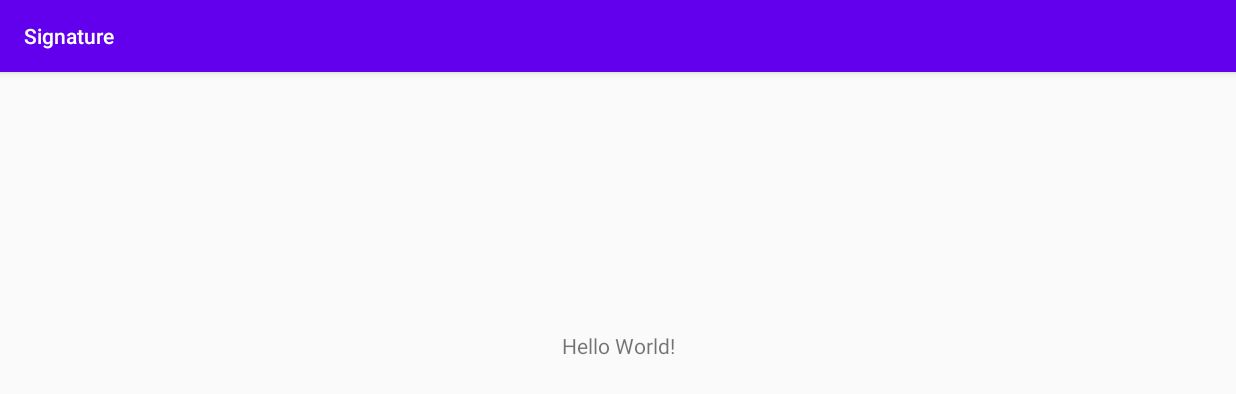
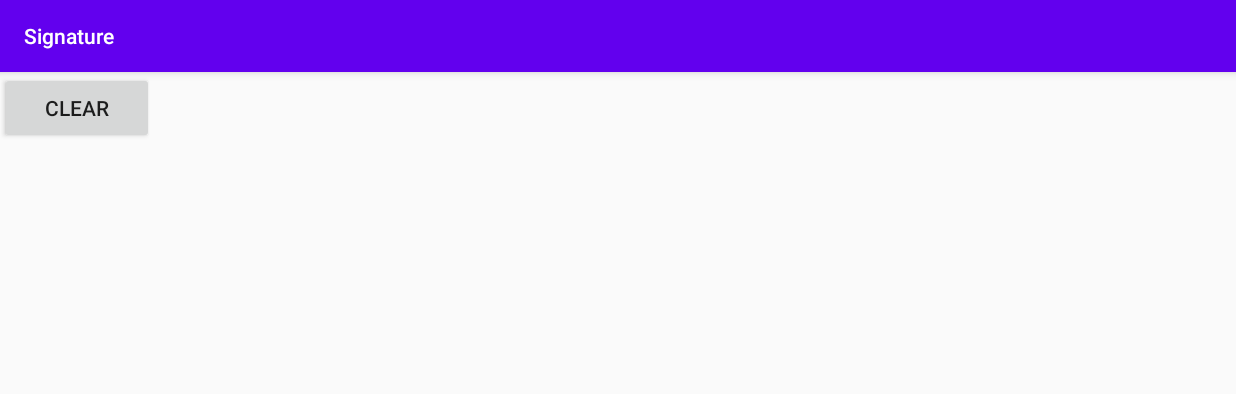
Before and after one commit to a2110560/Sign, an Android app: the screen it shows after launch (MainActivity), on a phone screen of 824 x 412 dp (held sideways). Shown: the top 394 px of the screen. Run offline under Robolectric (Android 15) with nearby library versions, the phone set to English and light mode, and no system bars.

Commit message:
only drawline

```diff
--- a/app/src/main/java/com/example/signature/MainActivity.java
+++ b/app/src/main/java/com/example/signature/MainActivity.java
@@ -3,6 +3,7 @@ package com.example.signature;
 import androidx.appcompat.app.AppCompatActivity;
 
 import android.os.Bundle;
+import android.view.View;
 
 public class MainActivity extends AppCompatActivity {
 
--- /dev/null
+++ b/app/src/main/java/com/example/signature/SignView.java
@@ -0,0 +1,44 @@
+package com.example.signature;
+
+import android.content.Context;
+import android.graphics.Canvas;
+import android.graphics.Color;
+import android.graphics.Paint;
+import android.util.AttributeSet;
+import android.view.MotionEvent;
+import android.view.View;
+
+import androidx.annotation.Nullable;
+
+import java.util.HashMap;
+import java.util.LinkedList;
+
+public class SignView extends View {
+    private LinkedList<HashMap<String,Float>> line =new LinkedList<>();
+    public SignView(Context context, @Nullable AttributeSet attrs) {
+        super(context, attrs);
+    }
+
+    @Override
+    protected void onDraw(Canvas canvas) {
+        super.onDraw(canvas);
+        Paint paint=new Paint();
+        paint.setColor(Color.RED);
+        paint.setStrokeWidth(20);
+        for (int i=1;i<line.size();i++){
+            HashMap<String,Float> p0=line.get(i-1);//起始點
+            HashMap<String,Float> p1=line.get(i);//結束點
+            canvas.drawLine(p0.get("x"),p0.get("y"),p1.get("x"),p1.get("y"),paint);
+        }
+    }
+
+    @Override
+    public boolean onTouchEvent(MotionEvent event) {
+        HashMap<String,Float> point=new HashMap<>();
+        point.put("x",event.getX());
+        point.put("y",event.getY());
+        line.add(point);
+        invalidate();//會去觸發ondraw
+        return true;//改true會持續偵測，最原始觸發點
+    }
+}
--- a/app/src/main/res/layout/activity_main.xml
+++ b/app/src/main/res/layout/activity_main.xml
@@ -1,18 +1,28 @@
 <?xml version="1.0" encoding="utf-8"?>
-<androidx.constraintlayout.widget.ConstraintLayout xmlns:android="http://schemas.android.com/apk/res/android"
+<LinearLayout xmlns:android="http://schemas.android.com/apk/res/android"
     xmlns:app="http://schemas.android.com/apk/res-auto"
     xmlns:tools="http://schemas.android.com/tools"
     android:layout_width="match_parent"
     android:layout_height="match_parent"
+    android:orientation="horizontal"
     tools:context=".MainActivity">
 
-    <TextView
-        android:layout_width="wrap_content"
-        android:layout_height="wrap_content"
-        android:text="Hello World!"
-        app:layout_constraintBottom_toBottomOf="parent"
-        app:layout_constraintLeft_toLeftOf="parent"
-        app:layout_constraintRight_toRightOf="parent"
-        app:layout_constraintTop_toTopOf="parent" />
+    <LinearLayout
+        android:layout_width="0dp"
+        android:layout_weight="1"
+        android:orientation="vertical"
+        android:layout_height="match_parent">
 
-</androidx.constraintlayout.widget.ConstraintLayout>
+        <Button
+            android:layout_width="match_parent"
+            android:layout_height="wrap_content"
+            android:text="Clear"/>
+
+    </LinearLayout>
+    <com.example.signature.SignView
+        android:layout_width="0dp"
+        android:layout_weight="7"
+        android:layout_height="match_parent"/>
+
+
+</LinearLayout>
```
